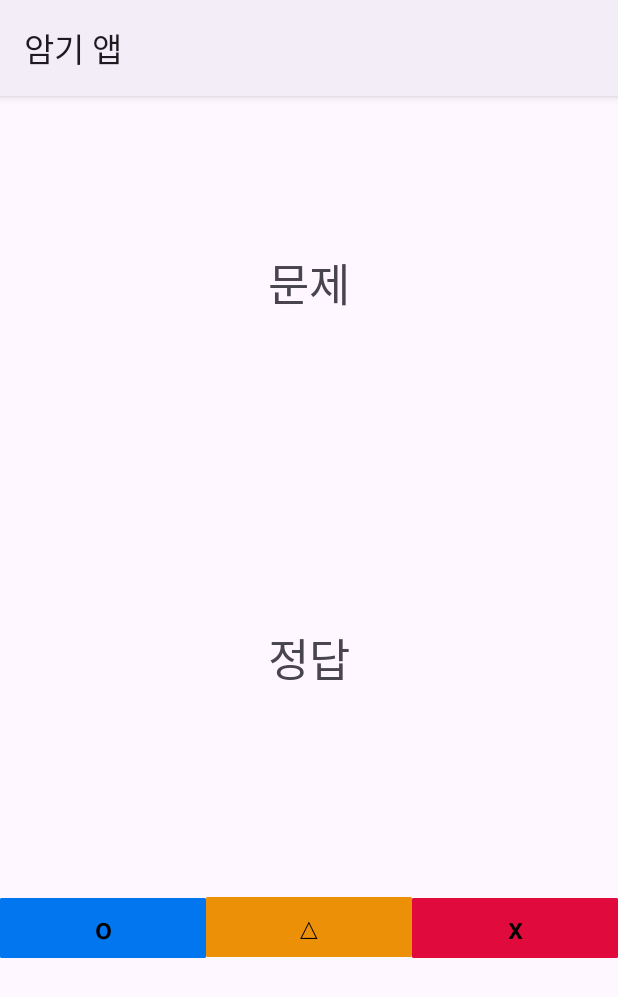
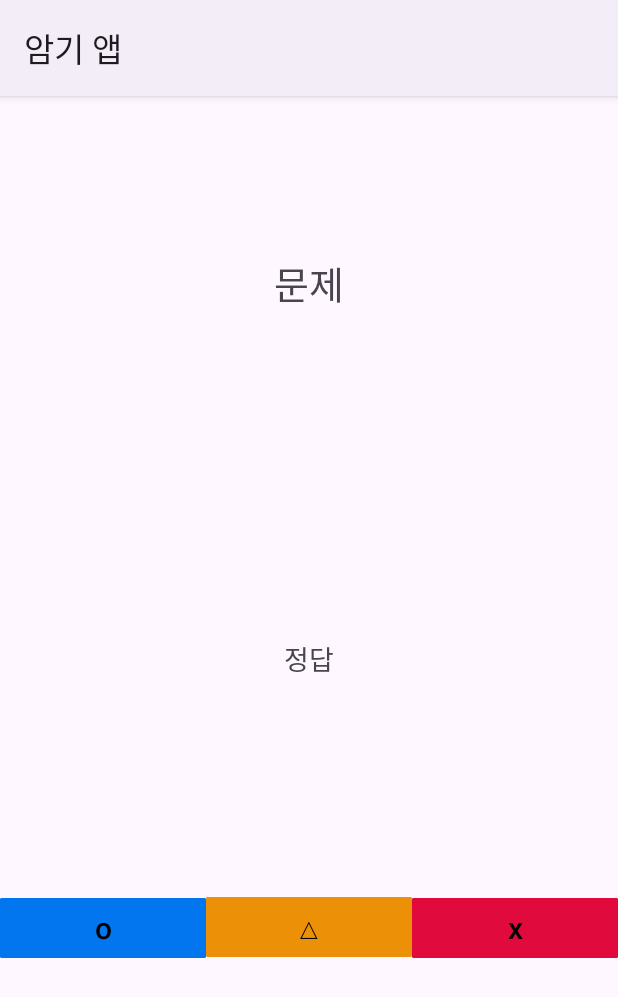
Before and after one commit to K-Dongho/mobileProgrammingFinalProject, an Android app: the AnswerFragment screen opened directly, with no data from a screen before it, after a tap on "정답 보기", on a phone screen of 412 x 824 dp. Shown: the top 997 px of the screen. Run offline under Robolectric (Android 15) with nearby library versions, the phone set to English and light mode, and no system bars; 2 statements that could not run were skipped.

Commit message:
폴더->노트 수정

```diff
--- a/app/src/main/java/com/my/memorizeapp/home/AddFolderPopUpActivity.java
+++ b/app/src/main/java/com/my/memorizeapp/home/AddFolderPopUpActivity.java
@@ -44,11 +44,11 @@ public class AddFolderPopUpActivity extends AppCompatActivity {
                 String folderText = editFolderName.getText().toString();
                 if(checkUniqueFolder(folderText)){
                     db.execSQL("INSERT INTO folders VALUES (null, '"+folderText+"')");
-                    showToast("폴더가 생성되었습니다.");
+                    showToast("노트가 생성되었습니다.");
                     db.close();
                     finish();
                 }else{
-                    showToast("중복된 폴더 이름 입니다.");
+                    showToast("중복된 노트 이름 입니다.");
                 }
 
 
--- a/app/src/main/res/layout/fragment_answer.xml
+++ b/app/src/main/res/layout/fragment_answer.xml
@@ -11,7 +11,7 @@
         android:layout_width="match_parent"
         android:layout_height="match_parent"
         android:text="정답"
-        android:textSize="30sp"
+        android:textSize="18sp"
         android:gravity="center"
         />
 
--- a/app/src/main/res/layout/fragment_note.xml
+++ b/app/src/main/res/layout/fragment_note.xml
@@ -11,7 +11,7 @@
         android:layout_width="match_parent"
         android:layout_height="match_parent"
         android:text="문제"
-        android:textSize="30sp"
+        android:textSize="25sp"
         android:gravity="center"/>
 
 </FrameLayout>
```
